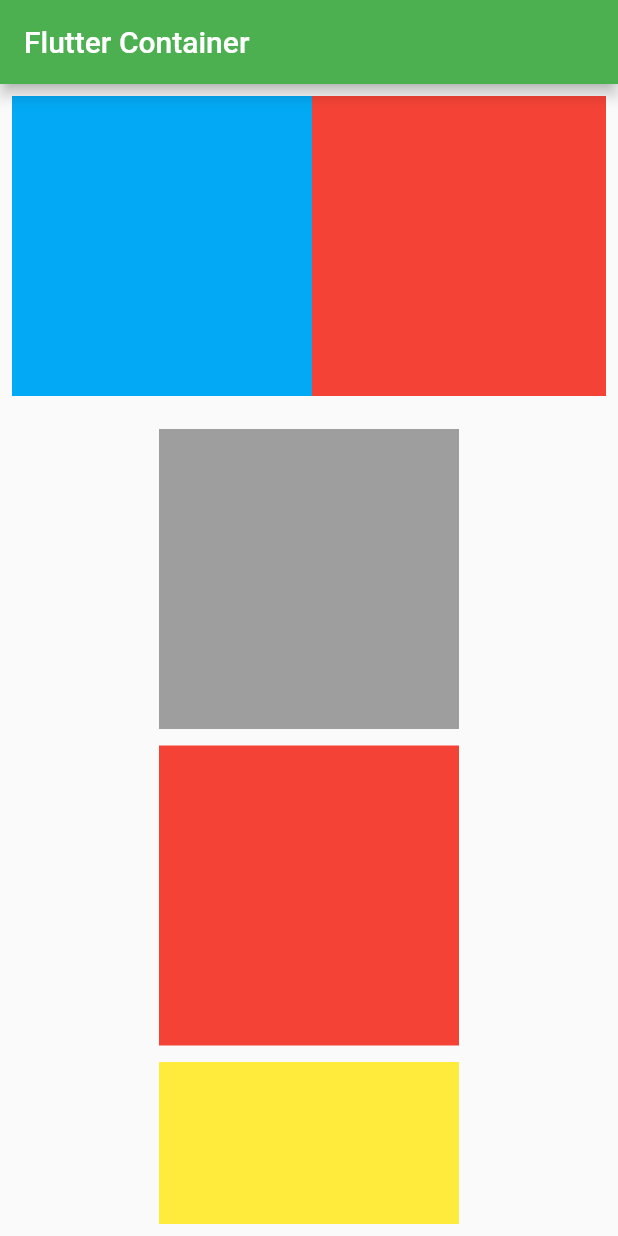
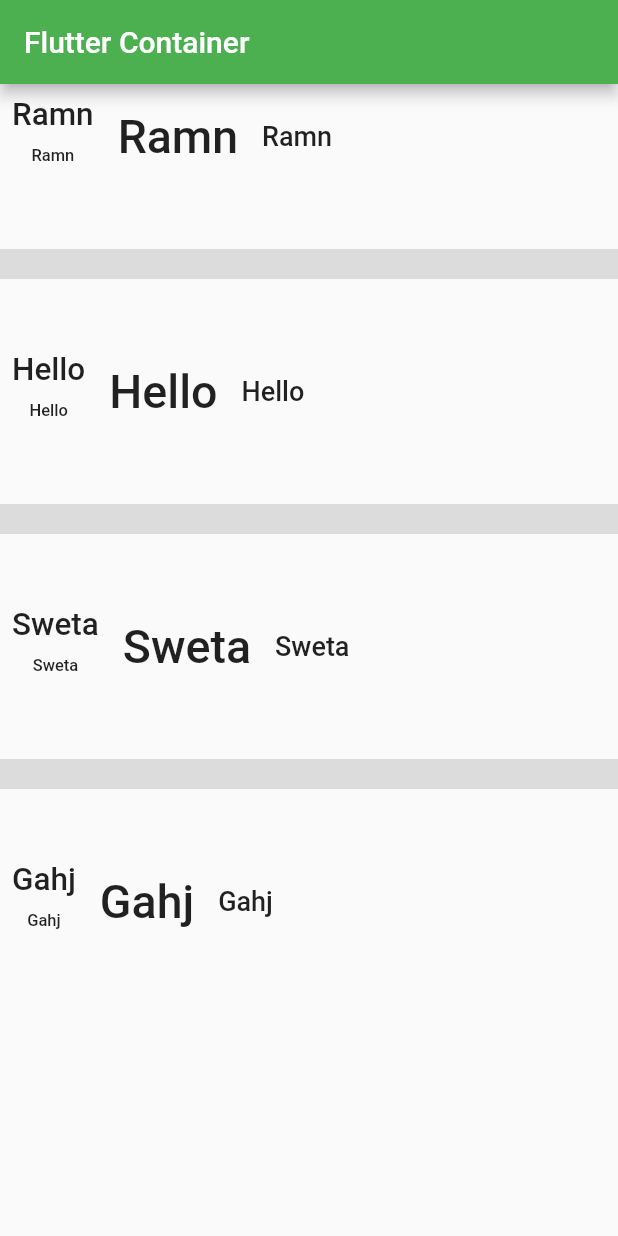
Before and after one commit to Heavendart888/Flutter-Basics, a Flutter app: the screen it shows after launch, on a phone screen of 412 x 824 dp. Run offline on Flutter 3.47's test engine with Material 2 defaults, Android fonts, the phone set to English and light mode, and no system bars.

Commit message:
commit 2

```diff
--- a/lib/main.dart
+++ b/lib/main.dart
@@ -11,6 +11,7 @@ class MyApp extends StatelessWidget {
   // This widget is the root of your application.
   @override
   Widget build(BuildContext context) {
+
     return MaterialApp(
       debugShowCheckedModeBanner: false,
       title: 'Flutter Demo',
@@ -44,7 +45,7 @@ class _MyHomePageState extends State<MyHomePage> {
 
   @override
   Widget build(BuildContext context) {
-
+    var arrNames=['Ramn','Hello','Sweta','Gahj'];
     return Scaffold(
       appBar: AppBar(
 
@@ -53,7 +54,104 @@ class _MyHomePageState extends State<MyHomePage> {
 
 
 
-     body:Padding(
+     body:ListView.separated(itemBuilder: (context, index) {
+       return Row(
+         children: [
+           Padding(
+             padding: const EdgeInsets.all(8.0),
+             child: Column(
+               children: [
+                 Text(arrNames[index],style: TextStyle(fontSize: 21,fontWeight: FontWeight.w500),),
+                 Padding(
+                   padding: const EdgeInsets.all(8.0),
+                   child: Text(arrNames[index],style: TextStyle(fontSize: 11,fontWeight: FontWeight.w500),),
+                 ),
+               ],
+             ),
+           ),
+
+           Padding(
+             padding: const EdgeInsets.all(8.0),
+             child: Text(arrNames[index],style: TextStyle(fontSize: 31,fontWeight: FontWeight.w500),),
+           ),
+           Padding(
+             padding: const EdgeInsets.all(8.0),
+             child: Text(arrNames[index],style: TextStyle(fontSize: 18,fontWeight: FontWeight.w500),),
+           )
+         ],
+       );
+
+     },
+     itemCount: arrNames.length,
+       separatorBuilder: (contex,index){
+       return Divider(height: 100,thickness: 20,);
+       },
+     )
+
+
+
+
+
+
+      /* Center(
+       child: ListView(
+           scrollDirection: Axis.vertical
+           ,reverse: true
+           ,children: [
+         Padding(
+           padding: const EdgeInsets.all(8.0),
+           child: Text(
+             'One',
+             style: TextStyle(
+               fontSize: 21,
+               fontWeight: FontWeight.w500,
+             ),
+           ),
+         ),
+         Padding(
+           padding: const EdgeInsets.all(8.0),
+           child: Text(
+             'Two',
+             style: TextStyle(
+               fontSize: 21,
+               fontWeight: FontWeight.w500,
+             ),
+           ),
+         ),
+         Padding(
+           padding: const EdgeInsets.all(8.0),
+           child: Text(
+             'Three',
+             style: TextStyle(
+               fontSize: 21,
+               fontWeight: FontWeight.w500,
+             ),
+           ),
+         ),
+         Padding(
+           padding: const EdgeInsets.all(8.0),
+           child: Text(
+             'Four',
+             style: TextStyle(
+               fontSize: 21,
+               fontWeight: FontWeight.w500,
+             ),
+           ),
+         ),
+         Padding(
+           padding: const EdgeInsets.all(8.0),
+           child: Text(
+             'Five',
+             style: TextStyle(
+               fontSize: 21,
+               fontWeight: FontWeight.w500,
+             ),
+           ),
+         )
+       ]),
+     )
+*/
+     /*Padding(
        padding: const EdgeInsets.all(8.0),
        child: SingleChildScrollView(
          child: Column(
@@ -156,7 +254,7 @@ class _MyHomePageState extends State<MyHomePage> {
          ),
        ),
      )
-
+*/
 
       /*
      Center(
```
